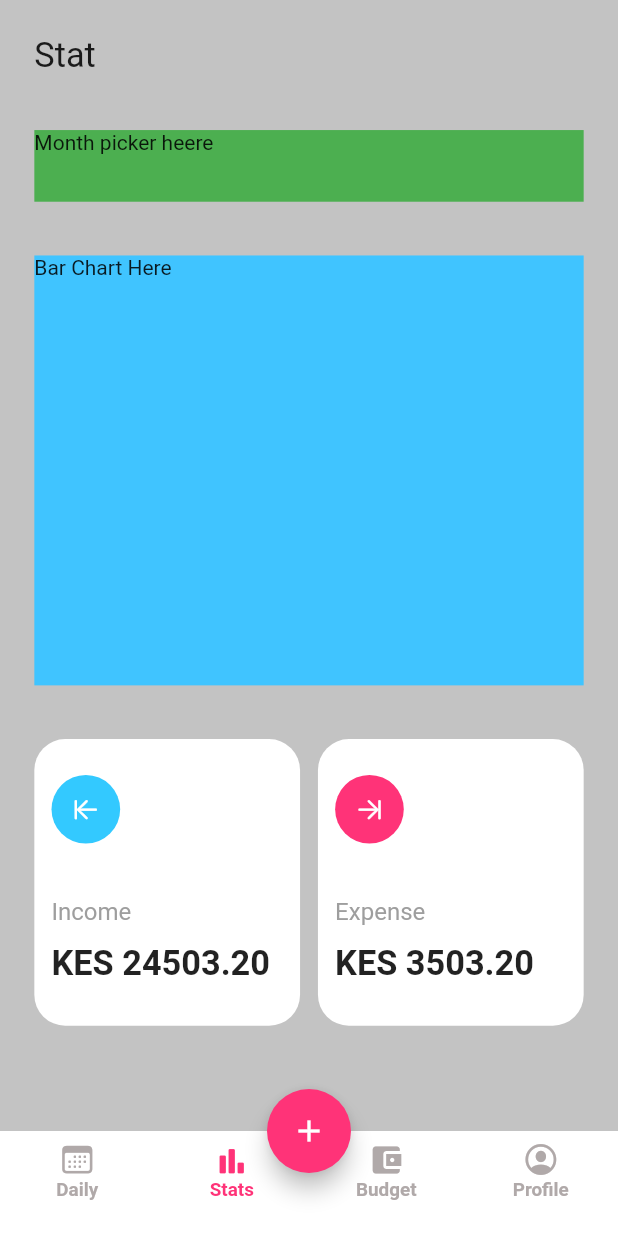
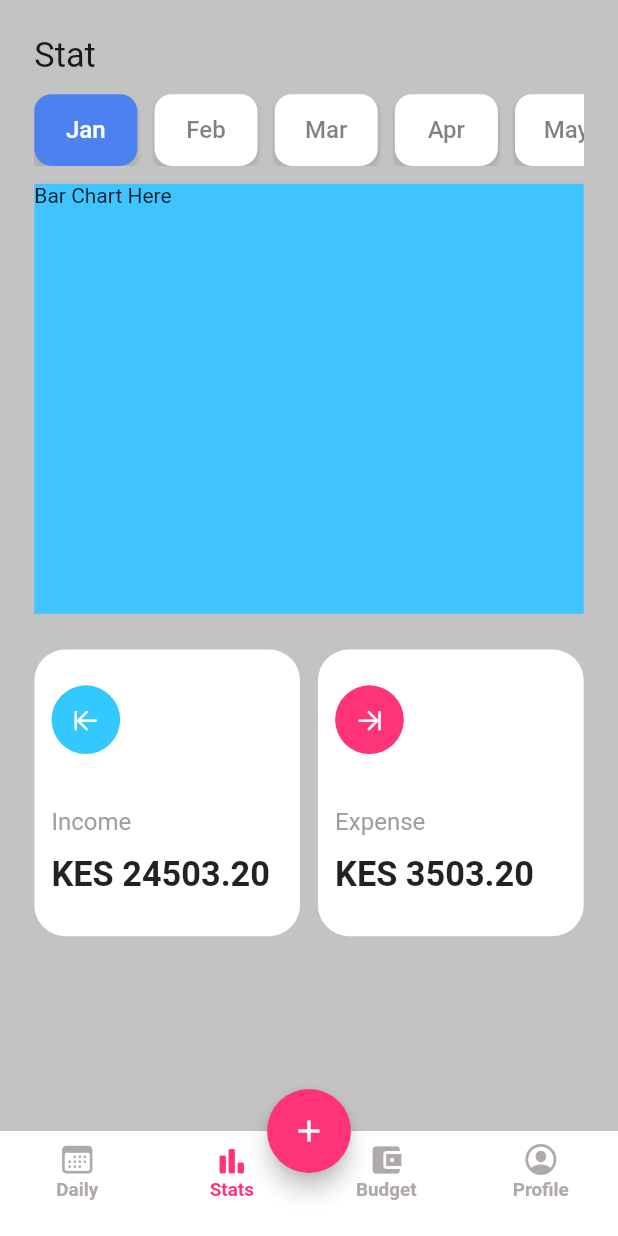
Before and after one commit to evansmwenda/ExpenseTracker, a Flutter app: the screen it shows after launch, item 2 of the bottom bar chosen, on a phone screen of 412 x 824 dp. Run offline on Flutter 3.47's test engine with Material 2 defaults, Android fonts, the phone set to English and light mode, and no system bars; our stand-ins replace flutter_screenutil, get; missing offline and left inert: weekly_date_picker.

Commit message:
added month picker,ui updated

```diff
--- /dev/null
+++ b/lib/core/models/month.dart
@@ -0,0 +1,6 @@
+class Month {
+  final String title;
+  final int index;
+
+  Month({required this.title,required this.index});
+}
--- a/lib/ui/home/tabs/budget/budget_view.dart
+++ b/lib/ui/home/tabs/budget/budget_view.dart
@@ -22,7 +22,7 @@ class BudgetView extends GetView<BudgetController> {
             ),
           ),
           SizedBox(
-            height: 30.h,
+            height: 10.h,
           ),
           Container(
             height: 40.h,
@@ -42,7 +42,7 @@ class BudgetView extends GetView<BudgetController> {
                   );
                 },
                 itemBuilder: (BuildContext context, int index) {
-                  return BudgetContainer(
+                  return const BudgetContainer(
                     title: "Food",
                   );
                 }),
@@ -95,37 +95,38 @@ class BudgetContainer extends StatelessWidget {
                   children: [
                      TextSpan(
                         text: 'KES 2,492',
-                        style: TextStyle(fontWeight: FontWeight.bold,color: Colors.red)),
+                        style: TextStyle(fontWeight: FontWeight.bold,color: Colors.black)),
                     WidgetSpan(
                       child: Padding(
                         padding: EdgeInsets.only(left: 10.0),
                       ),
                     ),
-                    TextSpan(text: ' 50%',style: TextStyle(color: Colors.green)),
+                    TextSpan(text: ' 70%',style: TextStyle(color: Colors.grey)),
                   ],
                 ),
               ),
               Text(
                 "KES 50,000",
                 style: TextStyle(
-                  fontSize: 20.sp,
-                  fontWeight: FontWeight.w700,
+                  fontSize: 18.sp,
+                  color: Colors.grey,
                 ),
               ),
             ],
           ),
           SizedBox(
-            height: 10.h,
+            height: 15.h,
           ),
           Container(
               alignment: Alignment.topCenter,
               child: LinearProgressIndicator(
                 value: 0.7,
-                valueColor: new AlwaysStoppedAnimation<Color>(Colors.deepOrange),
+                //todo calculate color based on the percent value
+                valueColor: AlwaysStoppedAnimation<Color>(bgColor),
               )
           ),
           SizedBox(
-            height: 20.h,
+            height: 25.h,
           ),
           // LinearPercentIndicator(
           //   width: 140.0,
--- a/lib/ui/home/tabs/daily/daily_view.dart
+++ b/lib/ui/home/tabs/daily/daily_view.dart
@@ -1,4 +1,5 @@
 import 'package:expense_tracker/common/my_colors.dart';
+import 'package:flutter/cupertino.dart';
 import 'package:flutter/material.dart';
 import 'package:flutter_screenutil/flutter_screenutil.dart';
 import 'package:get/get.dart';
@@ -39,7 +40,7 @@ class DailyView extends GetView<DailyController> {
               backgroundColor: Colors.white,
               weekdayTextColor: const Color(0xFF8A8A8A),
               selectedBackgroundColor: primaryColor,
-              weekdays: ["Su","Mo", "Tu", "We", "Th", "Fr","Sa"],
+              weekdays: const ["Su","Mo", "Tu", "We", "Th", "Fr","Sa"],
               daysInWeek: 7,
             )),
           ),
@@ -58,7 +59,21 @@ class DailyView extends GetView<DailyController> {
                   return ListTile(
                     contentPadding: EdgeInsets.zero,
                     dense: true,
-                    leading: const Icon(Icons.list),
+                    leading: Container(
+                      height: 40.w,
+                      width: 40.w,
+                      decoration: BoxDecoration(
+                        borderRadius: BorderRadius.circular(25.r),
+                        color: primaryColor,
+                      ),
+                      child: const Center(
+                        child: Icon(
+                          CupertinoIcons.arrow_3_trianglepath,
+                          color: Colors.white,
+                          size: 20,
+                        ),
+                      ),
+                    ),
                     trailing: const Text(
                       "\$ 340.40",
                       style: TextStyle(
--- a/lib/ui/home/tabs/stats/stats_controller.dart
+++ b/lib/ui/home/tabs/stats/stats_controller.dart
@@ -2,5 +2,11 @@ import 'package:get/get.dart';
 
 
 class StatsController extends GetxController{
+  final _tabIndex = 0.obs;
+  int get tabIndex => _tabIndex.value;
+
+  changeMonthIndex({required int index}) {
+    _tabIndex.value = index;
+  }
 
 }
--- a/lib/ui/home/tabs/stats/stats_view.dart
+++ b/lib/ui/home/tabs/stats/stats_view.dart
@@ -3,6 +3,8 @@ import 'package:flutter/cupertino.dart';
 import 'package:flutter/material.dart';
 import 'package:flutter_screenutil/flutter_screenutil.dart';
 import 'package:get/get.dart';
+import '../../../widgets/month_button.dart';
+import '../../../widgets/my_month_picker.dart';
 import 'stats_controller.dart';
 
 class StatsView extends GetView<StatsController> {
@@ -23,16 +25,14 @@ class StatsView extends GetView<StatsController> {
             ),
           ),
           SizedBox(
-            height: 30.h,
-          ),
-          Container(
-            height: 40.h,
-            width: double.infinity,
-            color: Colors.green,
-            child: const Text("Month picker heere"),
+            height: 10.h,
           ),
           SizedBox(
-            height: 30.h,
+            height: 40.h,
+            child: MyMonthPicker(),
+          ),
+          SizedBox(
+            height: 10.h,
           ),
           Container(
             height: 240.h,
@@ -41,7 +41,7 @@ class StatsView extends GetView<StatsController> {
             child: const Text("Bar Chart Here"),
           ),
           SizedBox(
-            height: 30.h,
+            height: 20.h,
           ),
           Row(mainAxisAlignment: MainAxisAlignment.spaceBetween, children: [
             const Expanded(
--- /dev/null
+++ b/lib/ui/widgets/month_button.dart
@@ -0,0 +1,48 @@
+import 'package:expense_tracker/ui/home/tabs/stats/stats_controller.dart';
+import 'package:flutter/material.dart';
+import 'package:flutter_screenutil/flutter_screenutil.dart';
+import 'package:get/get.dart';
+
+class MonthButton extends GetView<StatsController> {
+  final String title;
+  final int index;
+  const MonthButton({Key? key,required this.title,required this.index,}) : super(key: key);
+
+  @override
+  Widget build(BuildContext context) {
+    return GestureDetector(
+      onTap: () => controller.changeMonthIndex(index: index),
+      child: Obx(
+        () => Container(
+          height: 32.h,
+          width: 60.w,
+          margin: EdgeInsets.only(right: 10.w),
+          decoration: BoxDecoration(
+            color: controller.tabIndex == index ? const Color(0xff4B82F0) : Colors.white,
+            borderRadius: BorderRadius.circular(10.r),
+            boxShadow: [
+              BoxShadow(
+                color: Colors.grey.withOpacity(0.5),
+                spreadRadius: 1,
+                blurRadius: 1,
+                offset: const Offset(0, 3), // changes position of shadow
+              ),
+            ],
+          ),
+          child: Center(
+            child: Text(
+              title,
+              style: TextStyle(
+                fontWeight: FontWeight.w500,
+                fontSize: 14.sp,
+                color: controller.tabIndex == index
+                    ? Colors.white
+                    : const Color(0xff2F2E2F).withOpacity(0.6),
+              ),
+            ),
+          ),
+        ),
+      ),
+    );
+  }
+}
--- /dev/null
+++ b/lib/ui/widgets/my_month_picker.dart
@@ -0,0 +1,76 @@
+import 'package:expense_tracker/core/models/month.dart';
+import 'package:flutter/material.dart';
+import 'package:flutter_screenutil/flutter_screenutil.dart';
+
+import 'month_button.dart';
+
+class MyMonthPicker extends StatelessWidget {
+  MyMonthPicker({Key? key}) : super(key: key);
+
+  final List<Month> myMonths = [
+    Month(
+      title: "Jan",
+      index: 0,
+    ),
+    Month(
+      title: "Feb",
+      index: 1,
+    ),
+    Month(
+      title: "Mar",
+      index: 2,
+    ),
+    Month(
+      title: "Apr",
+      index: 3,
+    ),
+    Month(
+      title: "May",
+      index: 4,
+    ),
+    Month(
+      title: "Jun",
+      index: 5,
+    ),
+    Month(
+      title: "Jul",
+      index: 6,
+    ),
+    Month(
+      title: "Aug",
+      index: 7,
+    ),
+    Month(
+      title: "Sep",
+      index: 8,
+    ),
+    Month(
+      title: "Oct",
+      index: 9,
+    ),
+    Month(
+      title: "Nov",
+      index: 10,
+    ),
+    Month(
+      title: "Dec",
+      index: 11,
+    ),
+  ];
+
+  @override
+  Widget build(BuildContext context) {
+    return SizedBox(
+      height: 40.h,
+      child: ListView.builder(
+          padding: EdgeInsets.zero,
+          scrollDirection: Axis.horizontal,
+          itemCount: myMonths.length,
+          itemBuilder: (BuildContext context, int index) {
+            return MonthButton(
+                title: myMonths.elementAt(index).title,
+                index: myMonths.elementAt(index).index);
+          }),
+    );
+  }
+}
--- a/pubspec.yaml
+++ b/pubspec.yaml
@@ -34,7 +34,7 @@ dependencies:
   get: ^4.6.5
   flutter_screenutil: ^5.5.3+2
   weekly_date_picker: ^1.3.0
-#  percent_indicator: ^2.1.9+1
+  local_auth: ^2.1.2
 
 
   # The following adds the Cupertino Icons font to your application.
```
Also changed, not shown: pubspec.lock.
